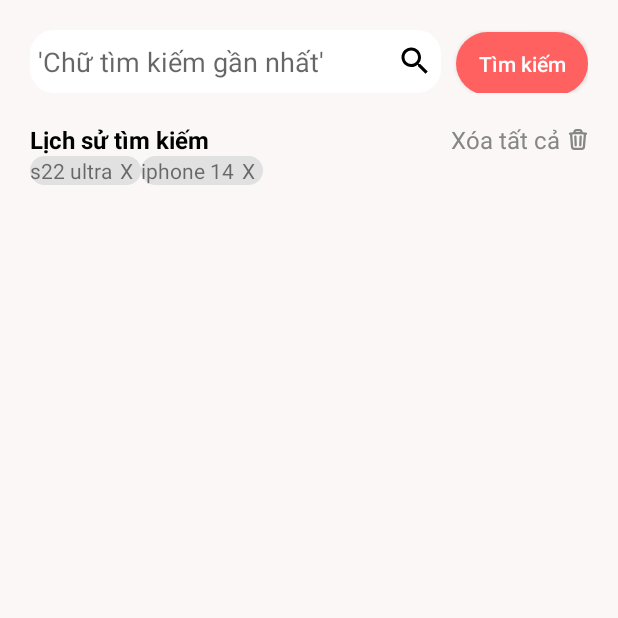
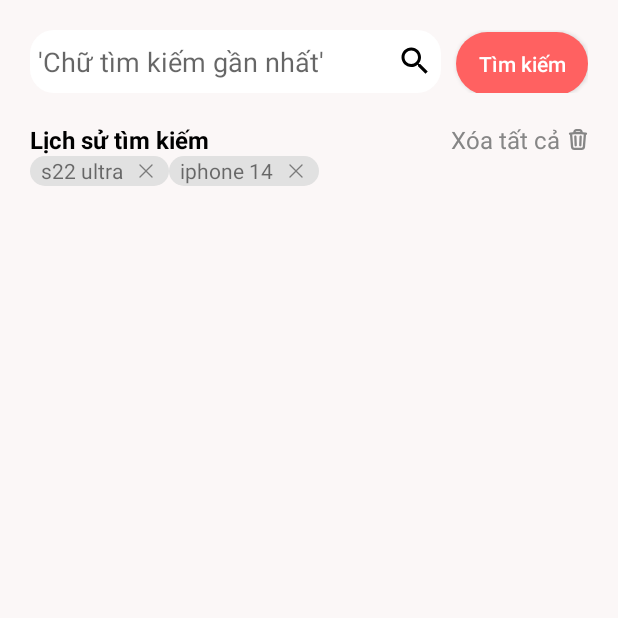
Before and after one commit to josephanh/AppShopBee, an Android app: the screen it shows after launch (Search), on a phone screen of 412 x 824 dp, the top half of it. Run offline under Robolectric (Android 15) with nearby library versions, the phone set to English and light mode, and no system bars; our stand-ins replace Firebase (no records; nobody signed in at launch, a user with empty details on screens opened directly).

Commit message:
update_10
dslfkhsy

```diff
--- a/app/src/main/java/nta/nguyenanh/code_application/Adapter_History.java
+++ b/app/src/main/java/nta/nguyenanh/code_application/Adapter_History.java
@@ -5,6 +5,7 @@ import android.content.Context;
 import android.view.LayoutInflater;
 import android.view.View;
 import android.view.ViewGroup;
+import android.widget.ImageView;
 import android.widget.TextView;
 import android.widget.Toast;
 
@@ -46,7 +47,8 @@ public class Adapter_History extends RecyclerView.Adapter<Adapter_History.ViewHo
         return ds.size();
     }
     public static class ViewHolder extends RecyclerView.ViewHolder {
-        public TextView txt_name_history,txt_delete_item_history;
+        public TextView txt_name_history;
+        public ImageView txt_delete_item_history;
         int MaNews;
         public ViewHolder(@NonNull View itemView){
             super(itemView);
--- /dev/null
+++ b/app/src/main/res/drawable/ic_x2.xml
@@ -0,0 +1,10 @@
+<vector xmlns:android="http://schemas.android.com/apk/res/android"
+    android:width="24dp"
+    android:height="24dp"
+    android:viewportWidth="24"
+    android:viewportHeight="24">
+    <path
+        android:pathData="M4.227,4.227C4.529,3.924 5.019,3.924 5.322,4.227L12,10.905L18.678,4.227C18.981,3.924 19.471,3.924 19.773,4.227C20.076,4.529 20.076,5.019 19.773,5.322L13.095,12L19.773,18.678C20.076,18.981 20.076,19.471 19.773,19.773C19.471,20.076 18.981,20.076 18.678,19.773L12,13.095L5.322,19.773C5.019,20.076 4.529,20.076 4.227,19.773C3.924,19.471 3.924,18.981 4.227,18.678L10.905,12L4.227,5.322C3.924,5.019 3.924,4.529 4.227,4.227Z"
+        android:fillColor="#74000000"
+        android:fillType="evenOdd"/>
+</vector>
--- a/app/src/main/res/layout/detail_history_item.xml
+++ b/app/src/main/res/layout/detail_history_item.xml
@@ -17,13 +17,15 @@
             android:layout_weight="1"
             android:text="s22 ultra"
             android:layout_marginRight="5dp"
+            android:layout_marginLeft="7dp"
 
             />
-        <TextView
+        <ImageView
             android:id="@+id/txt_delete_item_history"
-            android:layout_width="wrap_content"
-            android:layout_height="wrap_content"
-            android:text="X"
+            android:layout_width="20dp"
+            android:layout_height="20dp"
+            android:src="@drawable/ic_x2"
+            android:padding="3dp"
             android:layout_marginRight="5dp"
            />
     </LinearLayout>
```
